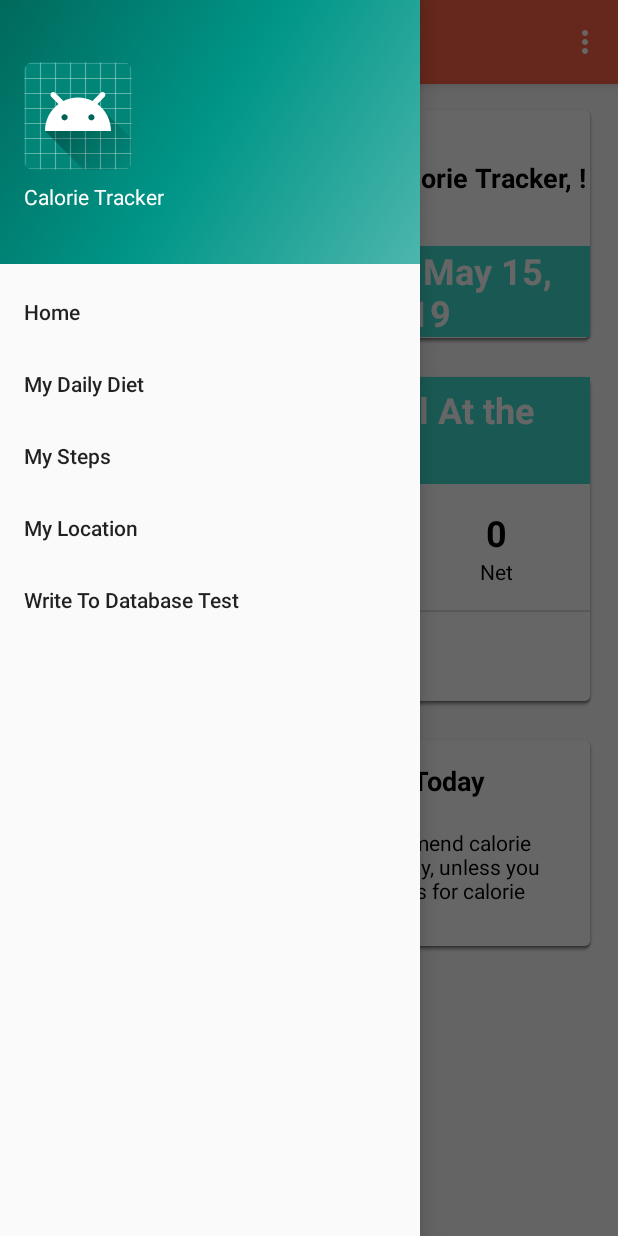
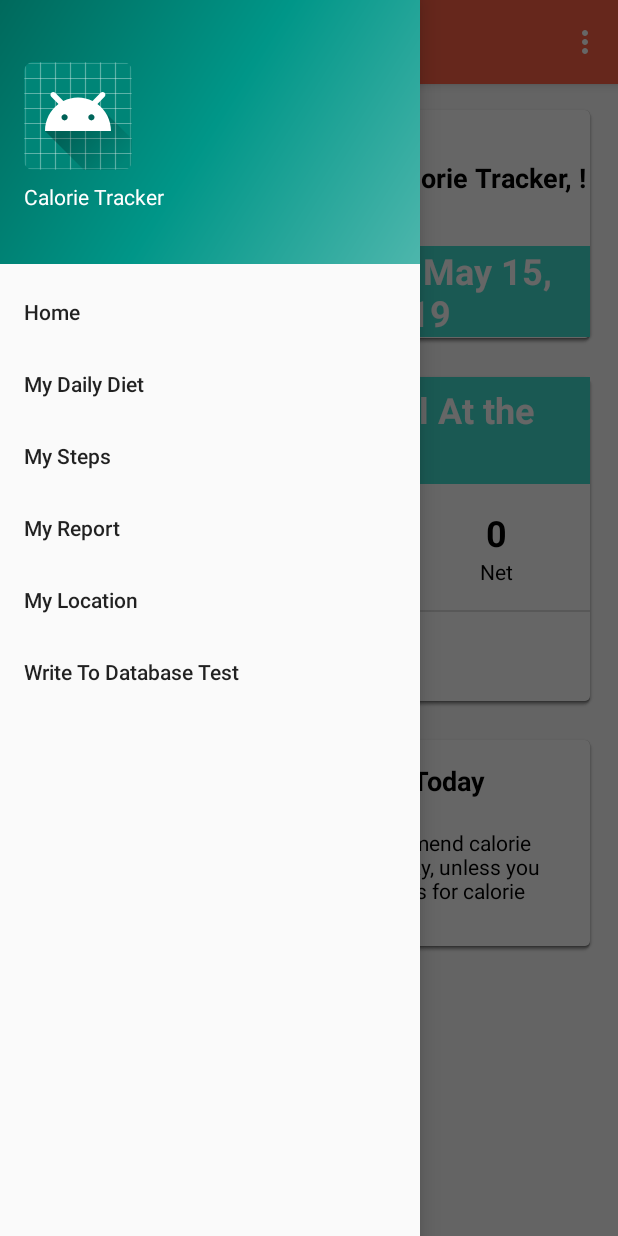
Before and after one commit to BernardGuo99/calorie_tracker_android, an Android app: the MainActivity screen opened directly, with no data from a screen before it, with the side drawer open, on a phone screen of 412 x 824 dp. Run offline under Robolectric (Android 15) with nearby library versions, the phone set to English and light mode, and no system bars; our stand-ins replace Room's generated code; 3 statements that could not run were skipped.

Commit message:
16/05/2019

```diff
--- a/app/build.gradle
+++ b/app/build.gradle
@@ -46,5 +46,6 @@ dependencies {
     implementation files('libs/commons-logging-1.2-javadoc.jar')
 
     implementation 'com.google.android.gms:play-services-maps:15.0.1'
+    implementation 'com.github.PhilJay:MPAndroidChart:v3.0.1'
 
 }
--- a/app/src/main/java/com/example/calorietrackerapp/controller/activity/MainActivity.java
+++ b/app/src/main/java/com/example/calorietrackerapp/controller/activity/MainActivity.java
@@ -25,6 +25,7 @@ import com.example.calorietrackerapp.R;
 import com.example.calorietrackerapp.controller.fragment.DailyDietFragment;
 import com.example.calorietrackerapp.controller.fragment.DisplayHomeFragment;
 import com.example.calorietrackerapp.controller.fragment.GoogleMapFragment;
+import com.example.calorietrackerapp.controller.fragment.ReportFragment;
 import com.example.calorietrackerapp.controller.fragment.StepsFragment;
 import com.example.calorietrackerapp.controller.fragment.WriteToDbFragment;
 import com.example.calorietrackerapp.controller.schedule.ScheduledIntentService;
@@ -154,6 +155,9 @@ public class MainActivity extends AppCompatActivity
             case R.id.nav_write_to_db_page:
                 nextFragment = new WriteToDbFragment();
                 break;
+            case R.id.nav_report_page:
+                nextFragment = new ReportFragment();
+                break;
 
         }
         FragmentManager fragmentManager = getFragmentManager();
--- a/app/src/main/java/com/example/calorietrackerapp/controller/fragment/DisplayHomeFragment.java
+++ b/app/src/main/java/com/example/calorietrackerapp/controller/fragment/DisplayHomeFragment.java
@@ -31,7 +31,7 @@ public class DisplayHomeFragment extends Fragment {
     private View vHomepage;
     private LinearLayout goalLayout;
     private TextView goalValueText;
-    private TextView calorieLeftTextView;
+    private TextView calorieRemainingTextView;
     private TextView calorieConsumedTextView;
     private TextView calorieBurnedTextView;
     private TextView calorieNetTextView;
@@ -43,7 +43,7 @@ public class DisplayHomeFragment extends Fragment {
         vHomepage = inflater.inflate(R.layout.fragment_main, container, false);
         ((MainActivity) getActivity()).getSupportActionBar().setTitle("Calorie Tracker");
         TextView tv = vHomepage.findViewById(R.id.tv);
-        calorieLeftTextView = vHomepage.findViewById(R.id.tv_calorie_left);
+        calorieRemainingTextView = vHomepage.findViewById(R.id.tv_calorie_left);
         calorieConsumedTextView = vHomepage.findViewById(R.id.tv_calorie_consumed);
         calorieBurnedTextView = vHomepage.findViewById(R.id.tv_calorie_burned);
         calorieNetTextView = vHomepage.findViewById(R.id.tv_calorie_net);
@@ -136,20 +136,20 @@ public class DisplayHomeFragment extends Fragment {
             long totalBurnedNumber = Math.round(burnedAtRest + totalBurnedBySteps);
             long netNumber = consumedNumber - totalBurnedNumber;
 
-            String left = "";
+            String remaining = "";
 
             SharedPreferences sharedPref = getActivity().getSharedPreferences("user_goal", Context.MODE_PRIVATE);
             String goal = sharedPref.getString(params[0] + "Goal", "");
 
             if (goal.length() != 0) {
-                left = String.valueOf(Long.parseLong(goal) - netNumber);
+                remaining = String.valueOf(netNumber - Long.parseLong(goal));
             } else {
-                left = "Set Your Calorie Goal At the Bottom";
+                remaining = "Set Your Calorie Goal At the Bottom";
             }
             return new String[]{String.valueOf(consumedNumber),
                     String.valueOf(totalBurnedNumber),
                     String.valueOf(netNumber),
-                    left,
+                    remaining,
                     String.valueOf(totalSteps)};
 
         }
@@ -160,12 +160,12 @@ public class DisplayHomeFragment extends Fragment {
             calorieBurnedTextView.setText(s[1]);
             calorieNetTextView.setText(s[2]);
             if ("Set Your Calorie Goal At the Bottom".equals(s[3])) {
-                calorieLeftTextView.setText(s[3]);
-            } else if (!s[3].contains("-")) {
-                calorieLeftTextView.setText(s[3] + " calories left");
+                calorieRemainingTextView.setText(s[3]);
+            } else if (s[3].contains("-")) {
+                String reverse = s[3].substring(1);
+                calorieRemainingTextView.setText(reverse + " calories DEFICIT");
             } else {
-                String reverse = s[3].substring(1);
-                calorieLeftTextView.setText(reverse + " calories over");
+                calorieRemainingTextView.setText(s[3] + " calories REMAINING");
             }
 
 
--- a/app/src/main/res/menu/activity_main_drawer.xml
+++ b/app/src/main/res/menu/activity_main_drawer.xml
@@ -11,6 +11,9 @@
             android:id="@+id/nav_my_steps_page"
             android:title="My Steps" />
         <item
+            android:id="@+id/nav_report_page"
+            android:title="My Report" />
+        <item
             android:id="@+id/nav_google_map_page"
             android:title="My Location" />
         <item
```
Also changed, not shown: app/src/main/java/com/example/calorietrackerapp/controller/fragment/ReportFragment.java (added, +99 -0 lines), app/src/main/res/layout/fragment_report.xml (added, +46 -0 lines), app/src/main/res/layout/nav_header_main.xml (indentation only).
